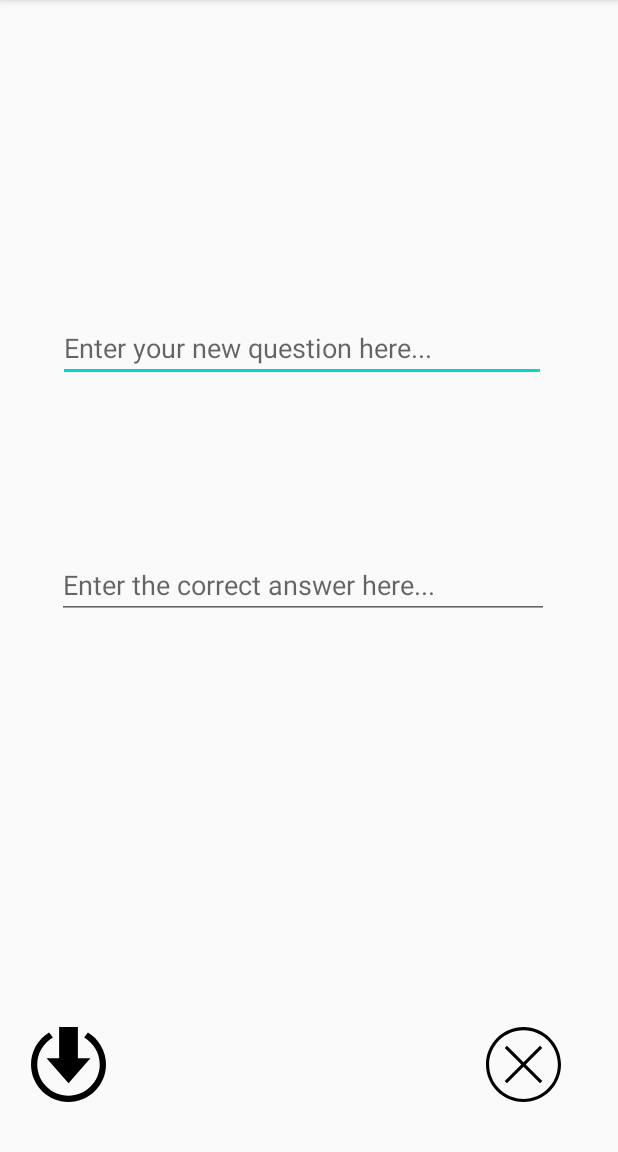
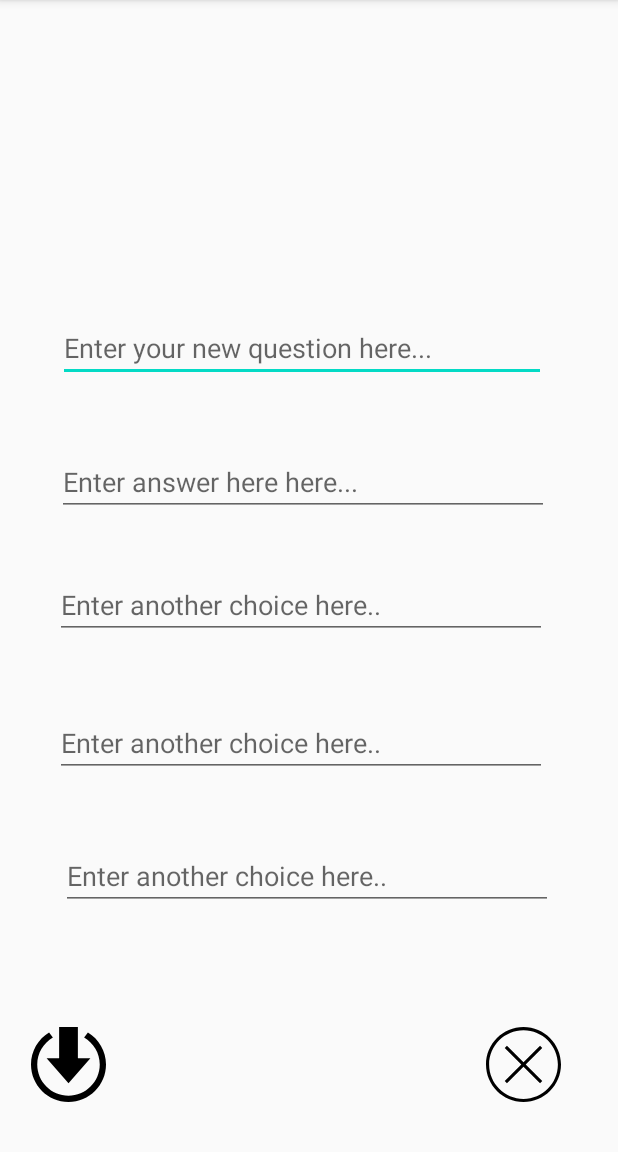
Before and after one commit to SusanNiu/IslamVocabulary, an Android app: the AddCardActivity screen opened directly, with no data from a screen before it, on a phone screen of 412 x 824 dp, the part 84-1236 px from its top. Run offline under Robolectric (Android 15) with nearby library versions, the phone set to English and light mode, and no system bars.

```diff
--- a/app/src/main/java/com/example/islamvocabulary/AddCardActivity.java
+++ b/app/src/main/java/com/example/islamvocabulary/AddCardActivity.java
@@ -1,13 +1,12 @@
 package com.example.islamvocabulary;
 
-import androidx.appcompat.app.AppCompatActivity;
-
-import android.app.Activity;
 import android.content.Intent;
 import android.os.Bundle;
 import android.view.View;
 import android.widget.EditText;
-import android.widget.TextView;
+import android.widget.Toast;
+
+import androidx.appcompat.app.AppCompatActivity;
 
 public class AddCardActivity extends AppCompatActivity {
 
@@ -15,47 +14,55 @@ public class AddCardActivity extends AppCompatActivity {
     protected void onCreate(Bundle savedInstanceState) {
         super.onCreate(savedInstanceState);
         setContentView(R.layout.activity_add_card);
-        String s1 = getIntent().getStringExtra("question");
-        String s2 = getIntent().getStringExtra("answer");
+
+
+//      take the user back to question and answer editing
+        String str1=getIntent().getStringExtra("question");
+        String str2=getIntent().getStringExtra("answer");
+        String str3=getIntent().getStringExtra("choice1");
+        String str4=getIntent().getStringExtra("choice2");
+        String str5=getIntent().getStringExtra("choice3");
+
+        ((EditText) findViewById(R.id.newQuestion)).setText(str1);
+        ((EditText) findViewById(R.id.newAnswer)).setText(str2);
+        ((EditText) findViewById(R.id.newChoice1)).setText(str3);
+        ((EditText) findViewById(R.id.newChoice2)).setText(str4);
+        ((EditText) findViewById(R.id.newChoice3)).setText(str5);
+
 
 //        cancel button
         findViewById(R.id.cancelCard).setOnClickListener(new View.OnClickListener() {
             @Override
             public void onClick(View v) {
-                Intent intent = new Intent(AddCardActivity.this, MainActivity.class);
+                Intent intent=new Intent(AddCardActivity.this, MainActivity.class);
                 AddCardActivity.this.startActivity(intent);
             }
         });
 
 
 //        click save button to save new question and answer as user input
-
         findViewById(R.id.saveCard).setOnClickListener(new View.OnClickListener() {
             @Override
             public void onClick(View v) {
-                String somestring =((EditText)findViewById(R.id.newQuestion)).getText().toString();
-                String anotherstring = ((EditText)findViewById(R.id.newAnswer)).getText().toString();
-                Intent data = new Intent();
-                data.putExtra("question", somestring);
-                data.putExtra("answer", anotherstring);
-                setResult(RESULT_OK, data);
-                finish();
+                String str1=((EditText) findViewById(R.id.newQuestion)).getText().toString();
+                String str2=((EditText) findViewById(R.id.newAnswer)).getText().toString();
+                String str3=((EditText) findViewById(R.id.newChoice1)).getText().toString();
+                String str4=((EditText) findViewById(R.id.newChoice2)).getText().toString();
+                String str5=((EditText) findViewById(R.id.newChoice3)).getText().toString();
+                if(str1.isEmpty() || str2.isEmpty() || str3.isEmpty() || str4.isEmpty() || str5.isEmpty()) {
+                    Toast.makeText(getApplicationContext(), "you can't leave blank in the text.", Toast.LENGTH_LONG).show();
+                } else {
+                    Intent data=new Intent();
+                    data.putExtra("question", str1);
+                    data.putExtra("answer", str2);
+                    data.putExtra("choice1", str3);
+                    data.putExtra("choice2", str4);
+                    data.putExtra("choice3", str5);
+
+                    setResult(RESULT_OK, data);
+                    finish();
+                }
             }
         });
-
     }
-//    @Override
-//    protected void onActivityResult(int requestCode, int resultCode, Intent data) {
-//        super.onActivityResult(requestCode, resultCode, data);
-//        // Added resultCode == RESULT_OK
-//        if (requestCode == 100 && resultCode == RESULT_OK) {
-//            String newS1 = getIntent().getStringExtra("question");
-//            String  newS2 =  getIntent().getStringExtra("answer");
-//            ((EditText) findViewById(R.id.newQuestion)).setText(newS1);
-//            ((EditText) findViewById(R.id.newAnswer)).setText(newS2);
-//
-//
-//        }
-//    }
-
 }
--- a/app/src/main/res/layout/activity_add_card.xml
+++ b/app/src/main/res/layout/activity_add_card.xml
@@ -39,13 +39,49 @@
         android:layout_alignParentEnd="true"
         android:layout_alignParentBottom="true"
         android:layout_marginEnd="46dp"
-        android:layout_marginBottom="355dp"
+        android:layout_marginBottom="424dp"
         android:ems="10"
-        android:inputType="textMultiLine"
-        android:hint="Enter the correct answer here..." />
+        android:hint="Enter answer here here..."
+        android:inputType="textMultiLine" />
+
+    <EditText
+        android:id="@+id/newChoice1"
+        android:layout_width="328dp"
+        android:layout_height="wrap_content"
+        android:layout_alignParentEnd="true"
+        android:layout_alignParentBottom="true"
+        android:layout_marginEnd="47dp"
+        android:layout_marginBottom="342dp"
+        android:ems="10"
+        android:hint="Enter another choice here.."
+        android:inputType="textMultiLine" />
 
 
-    //save button
+
+    <EditText
+        android:id="@+id/newChoice2"
+        android:layout_width="328dp"
+        android:layout_height="wrap_content"
+        android:layout_alignParentEnd="true"
+        android:layout_alignParentBottom="true"
+        android:layout_marginEnd="47dp"
+        android:layout_marginBottom="250dp"
+        android:ems="10"
+        android:hint="Enter another choice here.."
+        android:inputType="textMultiLine" />
+
+    <EditText
+        android:id="@+id/newChoice3"
+        android:layout_width="328dp"
+        android:layout_height="wrap_content"
+        android:layout_alignParentEnd="true"
+        android:layout_alignParentBottom="true"
+        android:layout_marginEnd="43dp"
+        android:layout_marginBottom="161dp"
+        android:ems="10"
+        android:hint="Enter another choice here.."
+        android:inputType="textMultiLine" />
+
     <ImageView
         android:id="@+id/saveCard"
         android:layout_width="50dp"
@@ -58,5 +94,4 @@
 
 
 
-
 </RelativeLayout>
```
Also changed, not shown: app/build.gradle (+7 -2 lines), app/src/main/java/com/example/islamvocabulary/AppDatabase.java (added, +9 -0 lines), app/src/main/java/com/example/islamvocabulary/Flashcard.java (added, +93 -0 lines), app/src/main/java/com/example/islamvocabulary/FlashcardDao.java (added, +25 -0 lines), app/src/main/java/com/example/islamvocabulary/FlashcardDatabase.java (added, +40 -0 lines), app/src/main/java/com/example/islamvocabulary/MainActivity.java (+33 -17 lines).
